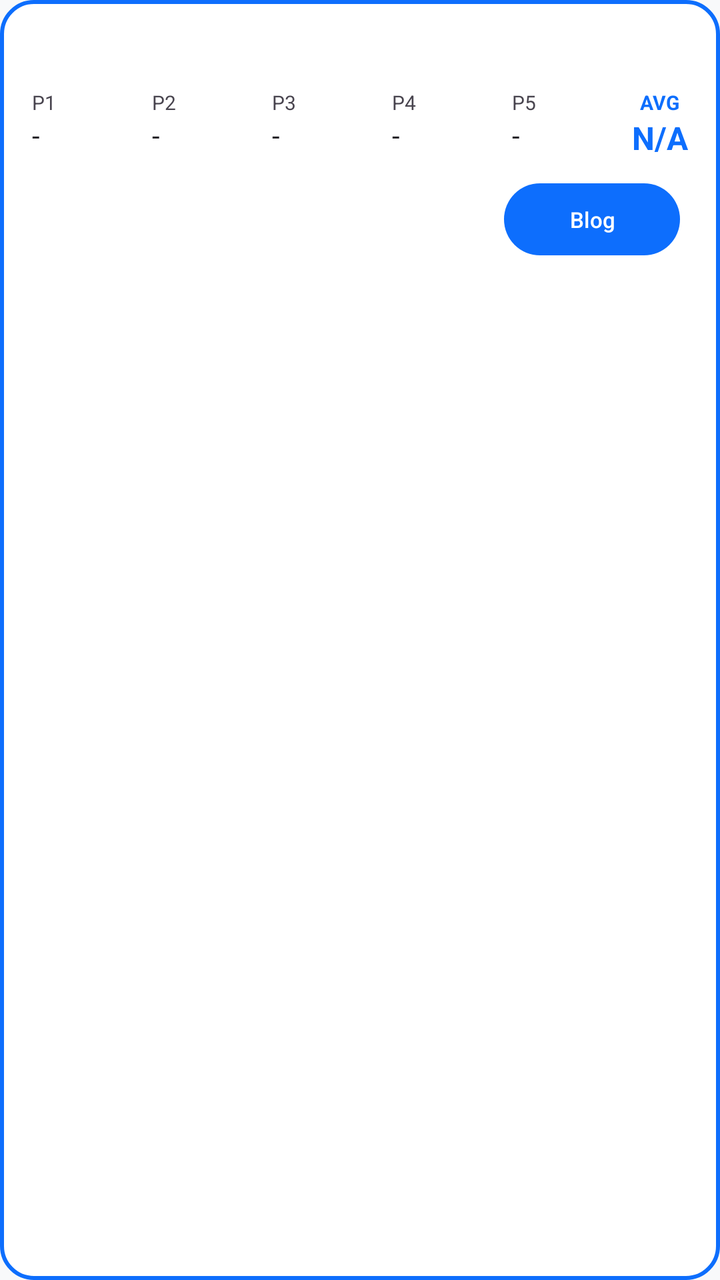
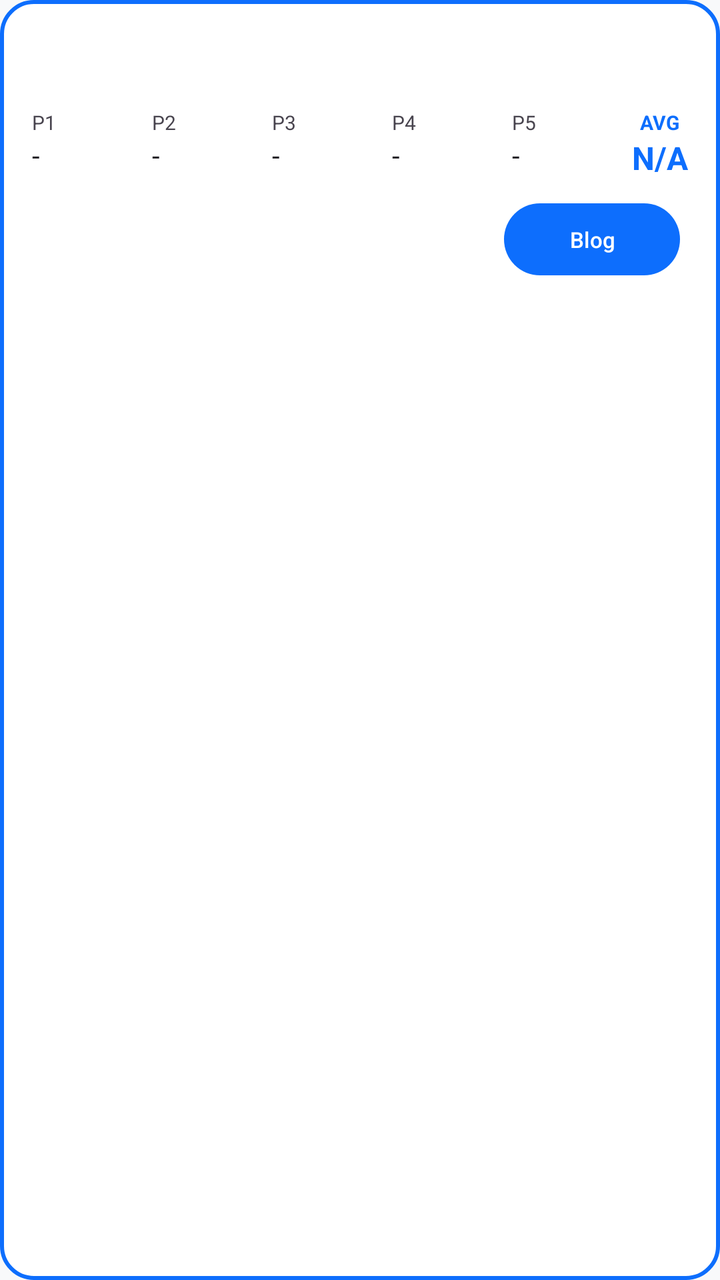

Screens rendered from an Android XML layout before and after an edit, with the pre-edit source and the edit as a unified diff.
<!-- AndroidManifest.xml: application theme Theme.MyApplication -->
<!-- res/layout/item_grade.xml -->
<?xml version="1.0" encoding="utf-8"?>
<LinearLayout xmlns:android="http://schemas.android.com/apk/res/android"
    xmlns:app="http://schemas.android.com/apk/res-auto"
    android:layout_width="match_parent"
    android:layout_height="wrap_content"
    android:orientation="vertical"
    android:padding="16dp"
    android:layout_marginBottom="10dp"
    android:layout_marginHorizontal="2dp"
    android:background="@drawable/bg_list_item">

    
    <TextView
        android:id="@+id/tvSubjectName"
        android:layout_width="match_parent"
        android:layout_height="wrap_content"
        android:textColor="?android:attr/textColorPrimary"
        android:textSize="18sp"
        android:textStyle="bold"
        android:layout_marginBottom="4dp"/>

    
    <TextView
        android:id="@+id/tvFacility"
        android:layout_width="match_parent"
        android:layout_height="wrap_content"
        android:textColor="?attr/colorPrimary"
        android:textSize="12sp"
        android:textStyle="bold"
        android:layout_marginBottom="12dp"
        android:visibility="gone"/>

    
    <LinearLayout
        android:layout_width="match_parent"
        android:layout_height="wrap_content"
        android:orientation="horizontal"
        android:layout_marginBottom="12dp">

        <LinearLayout
            android:layout_width="0dp"
            android:layout_height="wrap_content"
            android:layout_weight="1"
            android:orientation="vertical">
            <TextView android:layout_width="wrap_content" android:layout_height="wrap_content" android:text="P1" android:textSize="10sp" android:textColor="?android:attr/textColorSecondary"/>
            <TextView android:id="@+id/tvP1" android:layout_width="wrap_content" android:layout_height="wrap_content" android:text="-" android:textSize="14sp" android:textColor="?android:attr/textColorPrimary"/>
        </LinearLayout>

        <LinearLayout
            android:layout_width="0dp"
            android:layout_height="wrap_content"
            android:layout_weight="1"
            android:orientation="vertical">
            <TextView android:layout_width="wrap_content" android:layout_height="wrap_content" android:text="P2" android:textSize="10sp" android:textColor="?android:attr/textColorSecondary"/>
            <TextView android:id="@+id/tvP2" android:layout_width="wrap_content" android:layout_height="wrap_content" android:text="-" android:textSize="14sp" android:textColor="?android:attr/textColorPrimary"/>
        </LinearLayout>

        <LinearLayout
            android:layout_width="0dp"
            android:layout_height="wrap_content"
            android:layout_weight="1"
            android:orientation="vertical">
            <TextView android:layout_width="wrap_content" android:layout_height="wrap_content" android:text="P3" android:textSize="10sp" android:textColor="?android:attr/textColorSecondary"/>
            <TextView android:id="@+id/tvP3" android:layout_width="wrap_content" android:layout_height="wrap_content" android:text="-" android:textSize="14sp" android:textColor="?android:attr/textColorPrimary"/>
        </LinearLayout>

        <LinearLayout
            android:layout_width="0dp"
            android:layout_height="wrap_content"
            android:layout_weight="1"
            android:orientation="vertical">
            <TextView android:layout_width="wrap_content" android:layout_height="wrap_content" android:text="P4" android:textSize="10sp" android:textColor="?android:attr/textColorSecondary"/>
            <TextView android:id="@+id/tvP4" android:layout_width="wrap_content" android:layout_height="wrap_content" android:text="-" android:textSize="14sp" android:textColor="?android:attr/textColorPrimary"/>
        </LinearLayout>

        <LinearLayout
            android:layout_width="0dp"
            android:layout_height="wrap_content"
            android:layout_weight="1"
            android:orientation="vertical">
            <TextView android:layout_width="wrap_content" android:layout_height="wrap_content" android:text="P5" android:textSize="10sp" android:textColor="?android:attr/textColorSecondary"/>
            <TextView android:id="@+id/tvP5" android:layout_width="wrap_content" android:layout_height="wrap_content" android:text="-" android:textSize="14sp" android:textColor="?android:attr/textColorPrimary"/>
        </LinearLayout>

        <LinearLayout
            android:layout_width="wrap_content"
            android:layout_height="wrap_content"
            android:orientation="vertical"
            android:gravity="center">
            <TextView android:layout_width="wrap_content" android:layout_height="wrap_content" android:text="AVG" android:textSize="10sp" android:textStyle="bold" android:textColor="?attr/colorPrimary"/>
            <TextView android:id="@+id/tvAverage" android:layout_width="wrap_content" android:layout_height="wrap_content" android:text="N/A" android:textSize="16sp" android:textStyle="bold" android:textColor="?attr/colorPrimary"/>
        </LinearLayout>

    </LinearLayout>

    
    <LinearLayout
        android:id="@+id/layoutButtons"
        android:layout_width="wrap_content"
        android:layout_height="wrap_content"
        android:layout_gravity="end"
        android:orientation="horizontal">

        <com.google.android.material.button.MaterialButton
            android:id="@+id/btnProfile"
            style="@style/Widget.Material3.Button.TonalButton"
            android:layout_width="wrap_content"
            android:layout_height="36dp"
            android:paddingHorizontal="12dp"
            android:text="Perfil"
            android:textSize="11sp"
            android:textAllCaps="false"
            app:cornerRadius="18dp"
            android:insetTop="0dp"
            android:insetBottom="0dp"
            app:backgroundTint="?attr/colorPrimary"
            android:textColor="@color/white"
            android:layout_marginEnd="4dp"
            android:visibility="gone"/>

        <com.google.android.material.button.MaterialButton
            android:id="@+id/btnEditGrades"
            style="@style/Widget.Material3.Button.TonalButton"
            android:layout_width="wrap_content"
            android:layout_height="36dp"
            android:paddingHorizontal="12dp"
            android:text="Notas"
            android:textSize="11sp"
            android:textAllCaps="false"
            app:cornerRadius="18dp"
            android:insetTop="0dp"
            android:insetBottom="0dp"
            app:backgroundTint="@color/bs_success"
            android:textColor="@color/white"
            android:layout_marginEnd="4dp"
            android:visibility="gone"/>

        <com.google.android.material.button.MaterialButton
            android:id="@+id/btnGoToBlog"
            style="@style/Widget.Material3.Button.TonalButton"
            android:layout_width="wrap_content"
            android:layout_height="36dp"
            android:paddingHorizontal="12dp"
            android:text="Blog"
            android:textSize="11sp"
            android:textAllCaps="false"
            app:cornerRadius="18dp"
            android:insetTop="0dp"
            android:insetBottom="0dp"
            app:backgroundTint="?attr/colorPrimary"
            android:textColor="@color/white"
            android:layout_marginEnd="4dp"/>

        <com.google.android.material.button.MaterialButton
            android:id="@+id/btnDeleteEnrollment"
            style="@style/Widget.Material3.Button.TonalButton"
            android:layout_width="wrap_content"
            android:layout_height="36dp"
            android:paddingHorizontal="12dp"
            android:text="Eliminar"
            android:textSize="11sp"
            android:textAllCaps="false"
            app:cornerRadius="18dp"
            android:insetTop="0dp"
            android:insetBottom="0dp"
            app:backgroundTint="@color/bs_danger"
            android:textColor="@color/white"
            android:visibility="gone"/>

    </LinearLayout>

</LinearLayout>
<!-- resources referenced by this layout -->
<resources>
  <color name="bs_danger">#dc3545</color>
  <color name="bs_success">#198754</color>
  <color name="white">#FFFFFFFF</color>
  <!-- drawable bg_list_item (drawable) -->
  <?xml version="1.0" encoding="utf-8"?>
  <shape xmlns:android="http://schemas.android.com/apk/res/android">
      <solid android:color="?attr/colorSurface" />
      <stroke
          android:width="2dp"
          android:color="?attr/colorPrimary" />
      <corners android:radius="16dp" />
  </shape>
  <style name="Theme.MyApplication" parent="Base.Theme.MyApplication" />
  <style name="Base.Theme.MyApplication" parent="Theme.Material3.DayNight.NoActionBar">
          <item name="colorPrimary">@color/accent_blue</item>
          <item name="colorOnPrimary">@color/white</item>
          <item name="colorSecondary">@color/bs_secondary</item>
          <item name="android:statusBarColor">@color/bs_dark</item>
          <item name="android:windowBackground">@color/bs_light</item>
          <item name="colorSurface">@color/surface_light</item>
          <item name="materialCardViewStyle">@style/Widget.Bootstrap.Card</item>
          <item name="cardViewStyle">@style/Widget.Bootstrap.Card</item>
          <item name="alertDialogTheme">@style/Theme.MyApplication.Dialog</item>
      </style>
  <color name="accent_blue">#0d6efd</color>
  <color name="bs_secondary">#6c757d</color>
  <color name="bs_dark">#212529</color>
  <color name="bs_light">#f8f9fa</color>
  <color name="surface_light">#FFFFFF</color>
  <style name="Widget.Bootstrap.Card" parent="Widget.Material3.CardView.Outlined">
          <item name="cardBackgroundColor">?attr/colorSurface</item>
          <item name="cardCornerRadius">16dp</item>
          <item name="cardElevation">3dp</item>
          <item name="strokeColor">?attr/colorPrimary</item>
          <item name="strokeWidth">2dp</item>
          <item name="android:layout_margin">8dp</item>
      </style>
  <style name="Theme.MyApplication.Dialog" parent="ThemeOverlay.Material3.MaterialAlertDialog">
          <item name="shapeAppearanceOverlay">@style/ShapeAppearance.MyApplication.Dialog</item>
      </style>
  <style name="ShapeAppearance.MyApplication.Dialog" parent="ShapeAppearance.Material3.LargeComponent">
          <item name="cornerSize">20dp</item>
      </style>
</resources>

<!-- the commit's change to res/layout/item_grade.xml (unified diff, before → after) -->
@@ -17,18 +17,38 @@
         android:textColor="?android:attr/textColorPrimary"
         android:textSize="18sp"
         android:textStyle="bold"
-        android:layout_marginBottom="4dp"/>
+        android:layout_marginBottom="2dp"/>
 
     
-    <TextView
-        android:id="@+id/tvFacility"
+    <LinearLayout
         android:layout_width="match_parent"
         android:layout_height="wrap_content"
-        android:textColor="?attr/colorPrimary"
-        android:textSize="12sp"
-        android:textStyle="bold"
-        android:layout_marginBottom="12dp"
-        android:visibility="gone"/>
+        android:orientation="horizontal"
+        android:gravity="center_vertical"
+        android:layout_marginBottom="12dp">
+
+        <TextView
+            android:id="@+id/tvFacility"
+            android:layout_width="wrap_content"
+            android:layout_height="wrap_content"
+            android:textColor="?attr/colorPrimary"
+            android:textSize="12sp"
+            android:textStyle="bold"
+            android:visibility="gone"/>
+
+        <TextView
+            android:id="@+id/tvSection"
+            android:layout_width="wrap_content"
+            android:layout_height="wrap_content"
+            android:layout_marginStart="8dp"
+            android:textSize="11sp"
+            android:textStyle="bold"
+            android:paddingHorizontal="6dp"
+            android:paddingVertical="1dp"
+            android:background="@drawable/bg_badge_primary"
+            android:textColor="@color/white"
+            android:visibility="gone"/>
+    </LinearLayout>
 
     
     <LinearLayout
@@ -99,6 +119,7 @@
         android:layout_width="wrap_content"
         android:layout_height="wrap_content"
         android:layout_gravity="end"
+        android:gravity="center_vertical"
         android:orientation="horizontal">
 
         <com.google.android.material.button.MaterialButton
@@ -154,17 +175,23 @@
         <com.google.android.material.button.MaterialButton
             android:id="@+id/btnDeleteEnrollment"
             style="@style/Widget.Material3.Button.TonalButton"
-            android:layout_width="wrap_content"
+            android:layout_width="36dp"
             android:layout_height="36dp"
-            android:paddingHorizontal="12dp"
-            android:text="Eliminar"
-            android:textSize="11sp"
-            android:textAllCaps="false"
-            app:cornerRadius="18dp"
+            android:minHeight="0dp"
+            android:padding="0dp"
             android:insetTop="0dp"
             android:insetBottom="0dp"
+            android:insetLeft="0dp"
+            android:insetRight="0dp"
+            app:cornerRadius="18dp"
+            app:icon="@drawable/ic_delete"
+            app:iconGravity="textStart"
+            app:iconPadding="0dp"
+            app:iconSize="18dp"
             app:backgroundTint="@color/bs_danger"
-            android:textColor="@color/white"
+            app:iconTint="@color/white"
+            android:layout_marginStart="4dp"
+            android:contentDescription="Desinscribir"
             android:visibility="gone"/>
 
     </LinearLayout>
<!-- resource entries referenced after the edit -->
@@ -3,6 +3,12 @@
   <color name="bs_danger">#dc3545</color>
   <color name="bs_success">#198754</color>
   <color name="white">#FFFFFFFF</color>
+  <!-- drawable bg_badge_primary (drawable) -->
+  <?xml version="1.0" encoding="utf-8"?>
+  <shape xmlns:android="http://schemas.android.com/apk/res/android">
+      <solid android:color="?attr/colorPrimary" />
+      <corners android:radius="10dp" />
+  </shape>
   <!-- drawable bg_list_item (drawable) -->
   <?xml version="1.0" encoding="utf-8"?>
   <shape xmlns:android="http://schemas.android.com/apk/res/android">
@@ -12,6 +18,16 @@
           android:color="?attr/colorPrimary" />
       <corners android:radius="16dp" />
   </shape>
+  <!-- drawable ic_delete (drawable) -->
+  <vector xmlns:android="http://schemas.android.com/apk/res/android"
+      android:width="24dp"
+      android:height="24dp"
+      android:viewportWidth="24"
+      android:viewportHeight="24">
+      <path
+          android:fillColor="#000000"
+          android:pathData="M6,19c0,1.1 0.9,2 2,2h8c1.1,0 2,-0.9 2,-2V7H6v12zM19,4h-3.5l-1,-1h-5l-1,1H5v2h14V4z" />
+  </vector>
   <style name="Theme.MyApplication" parent="Base.Theme.MyApplication" />
   <style name="Base.Theme.MyApplication" parent="Theme.Material3.DayNight.NoActionBar">
           <item name="colorPrimary">@color/accent_blue</item>
